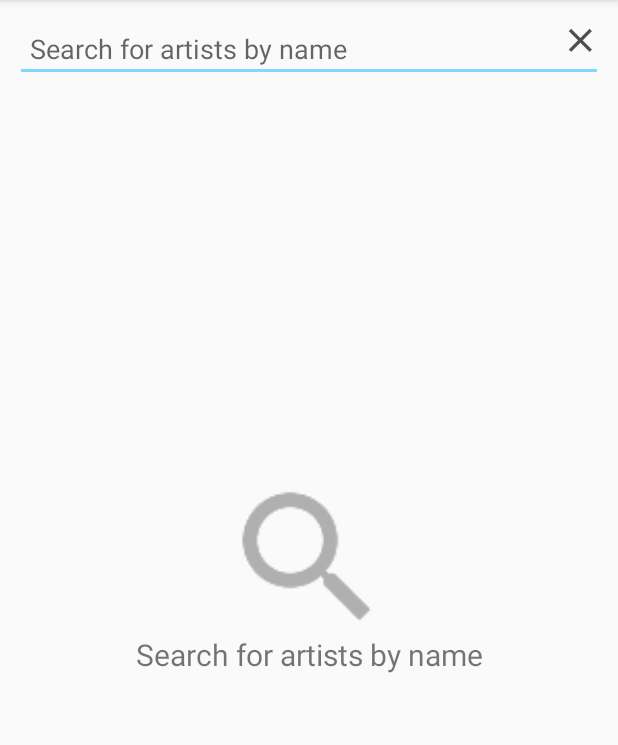
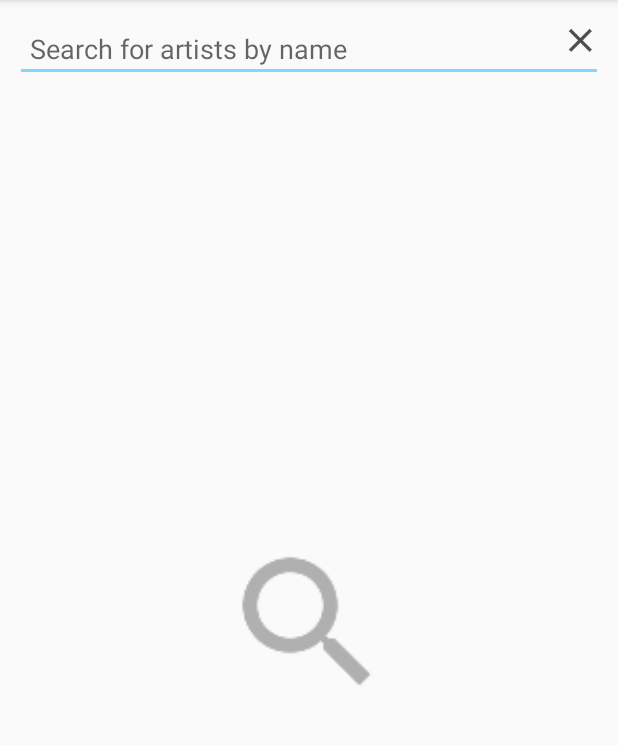
Before and after one commit to chrisolsen/coursera-spotify, an Android app: the screen it shows after launch (ArtistSearchActivity), on a phone screen of 412 x 824 dp, the part 84-829 px from its top. Run offline under Robolectric (Android 15) with nearby library versions, the phone set to English and light mode, and no system bars; our stand-ins replace Picasso; libraries missing offline, so code that uses them is left out: kaaes.spotify.webapi; pictures from the network do not load; 1 statement that could not run was skipped.

Commit message:
remove duplicate search instructions

```diff
--- a/app/src/main/res/layout/artist_search_fragment.xml
+++ b/app/src/main/res/layout/artist_search_fragment.xml
@@ -45,15 +45,7 @@
             android:layout_width="100dp"
             android:layout_height="100dp"
             android:layout_gravity="center_horizontal"
-            android:alpha="0.3"
-            android:layout_marginTop="-60dp" />
-
-        <TextView
-            android:textSize="@dimen/font_size_medium"
-            android:gravity="center"
-            android:layout_width="match_parent"
-            android:layout_height="wrap_content"
-            android:text="@string/artists_search_instructions"/>
+            android:alpha="0.3" />
     </LinearLayout>
 
     <LinearLayout
```
